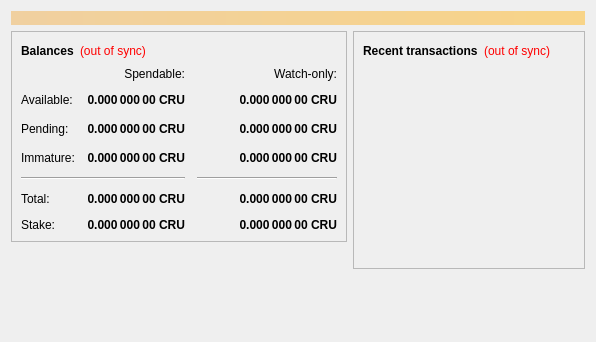
This is src/qt/forms/overviewpage.ui in Exgibichi/cryptoruble as Qt 5 draws it before an edit. The edited form follows.
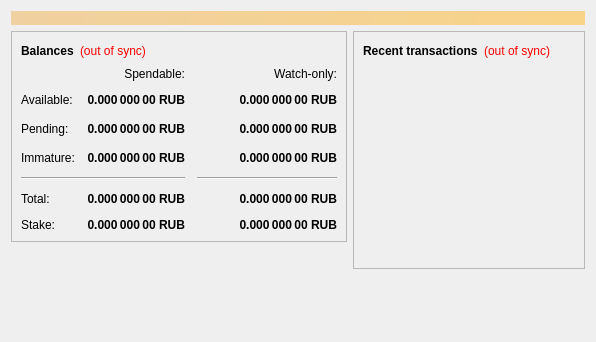
This is the edited form.

The edit to the form file:
```diff
--- a/src/qt/forms/overviewpage.ui
+++ b/src/qt/forms/overviewpage.ui
@@ -112,7 +112,7 @@
                <string>Unconfirmed transactions to watch-only addresses</string>
               </property>
               <property name="text">
-               <string notr="true">0.000 000 00 CRU</string>
+               <string notr="true">0.000 000 00 RUB</string>
               </property>
               <property name="alignment">
                <set>Qt::AlignRight|Qt::AlignTrailing|Qt::AlignVCenter</set>
@@ -137,7 +137,7 @@
                <string>Total of transactions that have yet to be confirmed, and do not yet count toward the spendable balance</string>
               </property>
               <property name="text">
-               <string notr="true">0.000 000 00 CRU</string>
+               <string notr="true">0.000 000 00 RUB</string>
               </property>
               <property name="alignment">
                <set>Qt::AlignRight|Qt::AlignTrailing|Qt::AlignVCenter</set>
@@ -162,7 +162,7 @@
                <string>Mined balance in watch-only addresses that has not yet matured</string>
               </property>
               <property name="text">
-               <string notr="true">0.000 000 00 CRU</string>
+               <string notr="true">0.000 000 00 RUB</string>
               </property>
               <property name="alignment">
                <set>Qt::AlignRight|Qt::AlignTrailing|Qt::AlignVCenter</set>
@@ -220,7 +220,7 @@
                <string>Mined balance that has not yet matured</string>
               </property>
               <property name="text">
-               <string notr="true">0.000 000 00 CRU</string>
+               <string notr="true">0.000 000 00 RUB</string>
               </property>
               <property name="alignment">
                <set>Qt::AlignRight|Qt::AlignTrailing|Qt::AlignVCenter</set>
@@ -265,7 +265,7 @@
                <string>Your current total balance</string>
               </property>
               <property name="text">
-               <string notr="true">0.000 000 00 CRU</string>
+               <string notr="true">0.000 000 00 RUB</string>
               </property>
               <property name="alignment">
                <set>Qt::AlignRight|Qt::AlignTrailing|Qt::AlignVCenter</set>
@@ -290,7 +290,7 @@
                <string>Current total balance in watch-only addresses</string>
               </property>
               <property name="text">
-               <string notr="true">0.000 000 00 CRU</string>
+               <string notr="true">0.000 000 00 RUB</string>
               </property>
               <property name="alignment">
                <set>Qt::AlignRight|Qt::AlignTrailing|Qt::AlignVCenter</set>
@@ -332,7 +332,7 @@
                <string>Your current spendable balance</string>
               </property>
               <property name="text">
-               <string notr="true">0.000 000 00 CRU</string>
+               <string notr="true">0.000 000 00 RUB</string>
               </property>
               <property name="alignment">
                <set>Qt::AlignRight|Qt::AlignTrailing|Qt::AlignVCenter</set>
@@ -357,7 +357,7 @@
                <string>Your current balance in watch-only addresses</string>
               </property>
               <property name="text">
-               <string notr="true">0.000 000 00 CRU</string>
+               <string notr="true">0.000 000 00 RUB</string>
               </property>
               <property name="alignment">
                <set>Qt::AlignRight|Qt::AlignTrailing|Qt::AlignVCenter</set>
@@ -406,7 +406,7 @@
                <string>Your current balance that is used in stake generation</string>
               </property>
               <property name="text">
-               <string notr="true">0.000 000 00 CRU</string>
+               <string notr="true">0.000 000 00 RUB</string>
               </property>
               <property name="alignment">
                <set>Qt::AlignRight|Qt::AlignTrailing|Qt::AlignVCenter</set>
@@ -431,7 +431,7 @@
                <string>Your current balance that is used for stake generation in watch-only addresses</string>
               </property>
               <property name="text">
-               <string notr="true">0.000 000 00 CRU</string>
+               <string notr="true">0.000 000 00 RUB</string>
               </property>
               <property name="alignment">
                <set>Qt::AlignRight|Qt::AlignTrailing|Qt::AlignVCenter</set>
```
